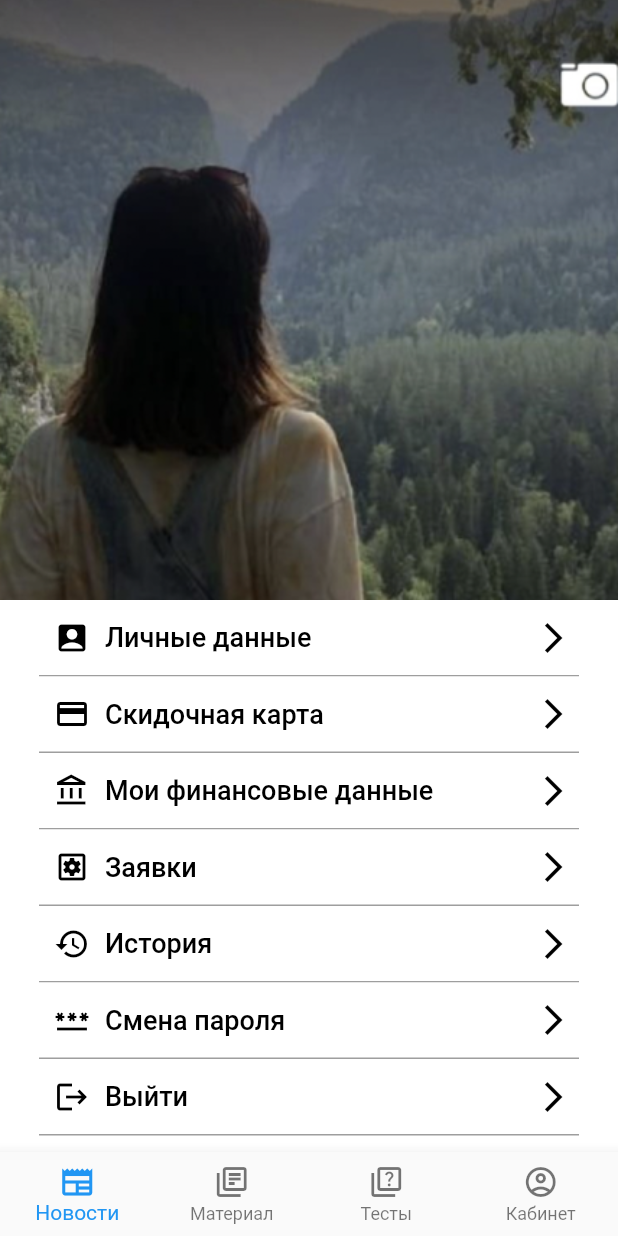
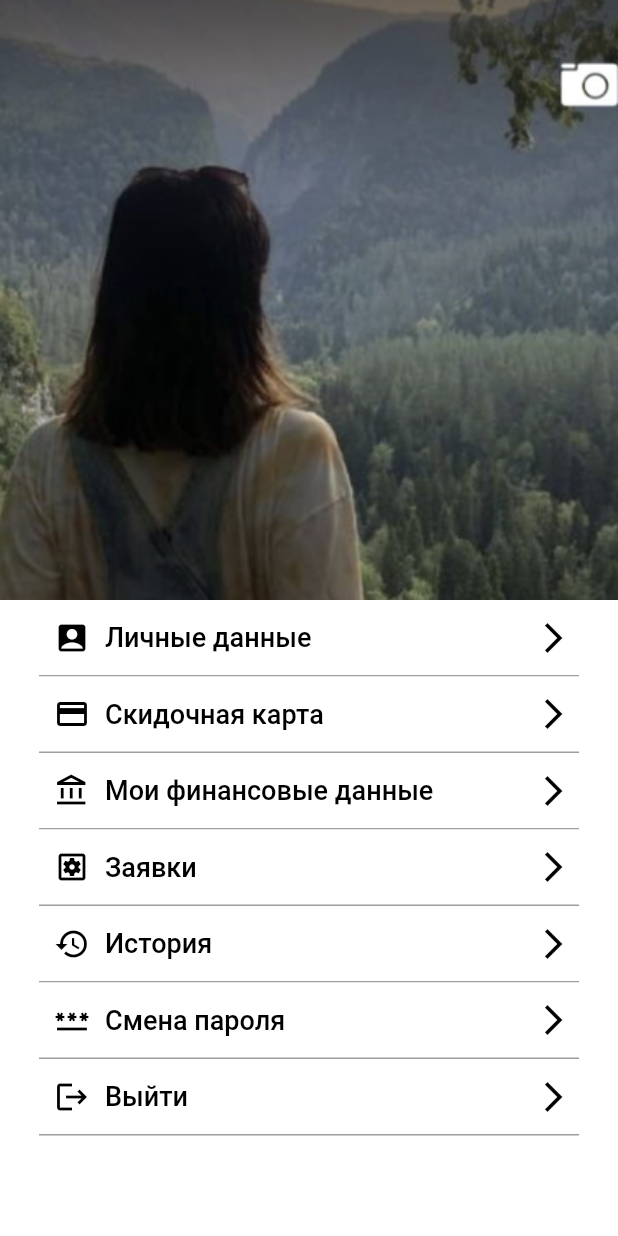
Before and after one commit to Nekori228/EmTest, a Flutter app: the office screen opened directly, on a phone screen of 412 x 824 dp. Run offline on Flutter 3.47's test engine with Material 2 defaults, Android fonts, the phone set to English and light mode, and no system bars; our stand-ins replace cloud_firestore, dropdown_button2, easy_localization, email_validator, firebase_auth, firebase_core and 3 more; missing offline and left inert: passwordfield; accounts and stored records are empty; project files that could hold a hidden picture were left out.

Commit message:
set nav in profile

```diff
--- a/lib/main.dart
+++ b/lib/main.dart
@@ -51,12 +51,6 @@ class bottomNavigation extends StatefulWidget {
 }
 
 class _pagesState extends State<bottomNavigation> {
-  static final List<Widget> _widgetOptions = <Widget>[
-    news(),
-    material(),
-    tests(),
-    prefs.getString('user') == null ? LoginScreen() : office()
-  ];
 
   void onSelectTab(int index) {
     if (selectedPage == index) return;
@@ -73,19 +67,16 @@ class _pagesState extends State<bottomNavigation> {
 
   void getProfile() async {
     for (var i = 1; i < 6; i++) {
-      var collection = FirebaseFirestore.instance
-          .collection('Perconal_info')
-          .doc('Personal_date')
-          .collection('Person$i');
+      var collection = FirebaseFirestore.instance.collection('Perconal_info').doc('Personal_date').collection('Person$i');
       collection.get().then((value) {
-        user[value.docs.first.data()['Адрес электронной почты']] =
-            value.docs.first.data();
+        user[value.docs.first.data()['Адрес электронной почты']] = value.docs.first.data();
       });
     }
   }
 
   @override
   Widget build(BuildContext context) {
+    final List<Widget> _widgetOptions = <Widget>[news(), material(), tests(), prefs.getString('isAuth') == null ? LoginScreen() : office()];
     return MaterialApp(
       debugShowCheckedModeBanner: false,
       theme: ThemeData(
@@ -111,14 +102,10 @@ class _pagesState extends State<bottomNavigation> {
           currentIndex: selectedPage,
           type: BottomNavigationBarType.fixed,
           items: [
-            BottomNavigationBarItem(
-                icon: Icon(Icons.newspaper), label: 'Новости'),
-            BottomNavigationBarItem(
-                icon: Icon(Icons.library_books_outlined), label: 'Материал'),
-            BottomNavigationBarItem(
-                icon: Icon(Icons.quiz_outlined), label: 'Тесты'),
-            BottomNavigationBarItem(
-                icon: Icon(Icons.account_circle_outlined), label: 'Кабинет'),
+            BottomNavigationBarItem(icon: Icon(Icons.newspaper), label: 'Новости'),
+            BottomNavigationBarItem(icon: Icon(Icons.library_books_outlined), label: 'Материал'),
+            BottomNavigationBarItem(icon: Icon(Icons.quiz_outlined), label: 'Тесты'),
+            BottomNavigationBarItem(icon: Icon(Icons.account_circle_outlined), label: 'Кабинет'),
           ],
           onTap: onSelectTab,
         ),
--- a/lib/pages/office_page.dart
+++ b/lib/pages/office_page.dart
@@ -308,22 +308,22 @@ class office extends StatelessWidget {
           ],
         ),
       ),
-      bottomNavigationBar: BottomNavigationBar(
-        selectedItemColor: Colors.blue,
-        currentIndex: selectedPage,
-        type: BottomNavigationBarType.fixed,
-        items: [
-          BottomNavigationBarItem(
-              icon: Icon(Icons.newspaper), label: 'Новости'),
-          BottomNavigationBarItem(
-              icon: Icon(Icons.library_books_outlined), label: 'Материал'),
-          BottomNavigationBarItem(
-              icon: Icon(Icons.quiz_outlined), label: 'Тесты'),
-          BottomNavigationBarItem(
-              icon: Icon(Icons.account_circle_outlined), label: 'Кабинет'),
-        ],
-        onTap: onSelectTab,
-      ),
+      // bottomNavigationBar: BottomNavigationBar(
+      //   selectedItemColor: Colors.blue,
+      //   currentIndex: selectedPage,
+      //   type: BottomNavigationBarType.fixed,
+      //   items: [
+      //     BottomNavigationBarItem(
+      //         icon: Icon(Icons.newspaper), label: 'Новости'),
+      //     BottomNavigationBarItem(
+      //         icon: Icon(Icons.library_books_outlined), label: 'Материал'),
+      //     BottomNavigationBarItem(
+      //         icon: Icon(Icons.quiz_outlined), label: 'Тесты'),
+      //     BottomNavigationBarItem(
+      //         icon: Icon(Icons.account_circle_outlined), label: 'Кабинет'),
+      //   ],
+      //   onTap: onSelectTab,
+      // ),
     );
   }
 }
```
Also changed, not shown: lib/pages/login_screen.dart (+5 -4 lines), lib/pages/news6.dart (+12 -13 lines), lib/pages/test_file.dart (deleted, +0 -116 lines), 1 other file.
